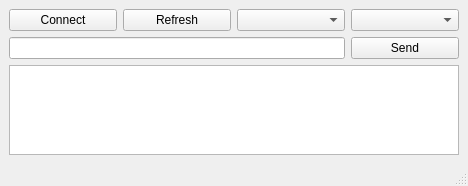
This is mainwindow.ui in IamMosiow/qt-serial-communication as Qt 5 draws it before an edit. The edited form follows.
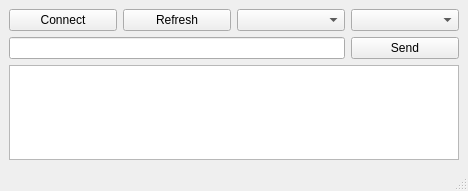
This is the edited form.

Commit message: added connect signals slots for Reading received data and added onReadyRead() function to serialCommunication.cpp

What changed in the file:
```diff
--- a/mainwindow.ui
+++ b/mainwindow.ui
@@ -7,7 +7,7 @@
     <x>0</x>
     <y>0</y>
     <width>468</width>
-    <height>186</height>
+    <height>191</height>
    </rect>
   </property>
   <property name="windowTitle">
```
Left out of the diff: 4 changed lines with no effect on the pictures. The commit also changes 2 other files.
